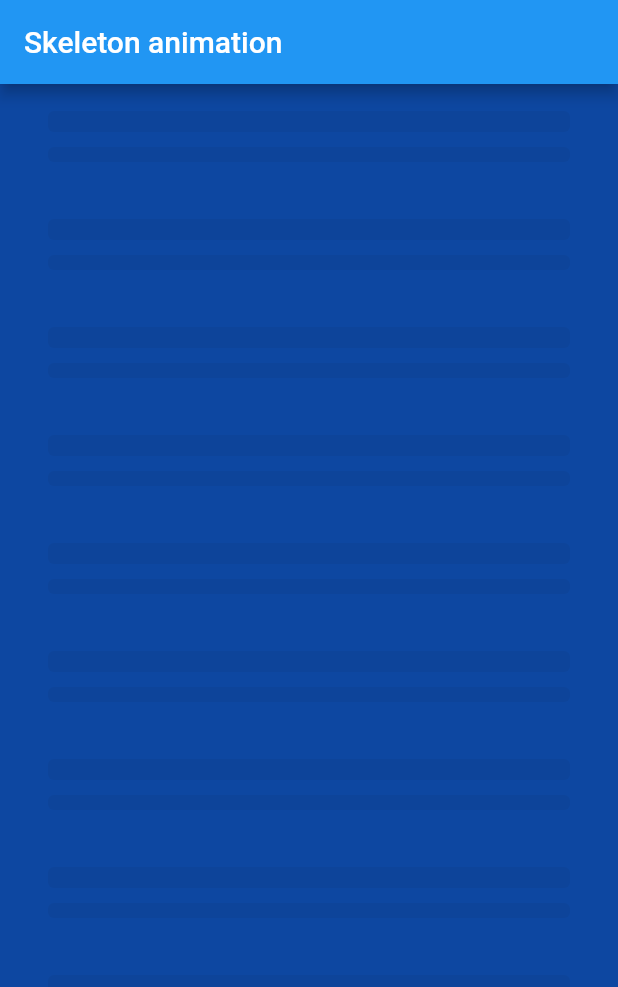
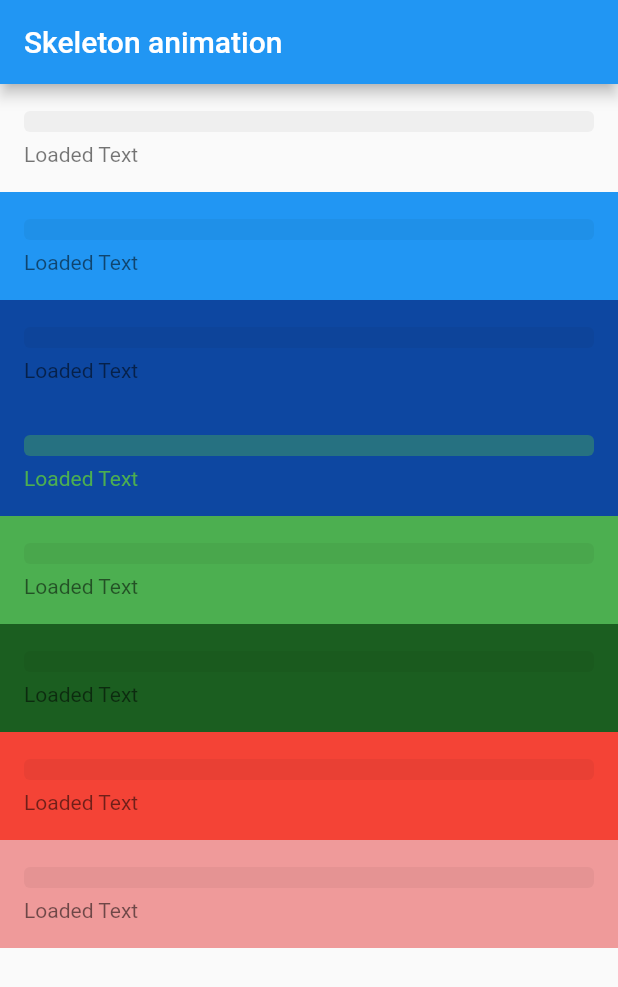
Before and after one commit to wjtje/flutter-skeleton-animation, a Flutter app: the screen it shows after launch, on a phone screen of 412 x 824 dp. Shown: the top 987 px of the screen. Run offline on Flutter 3.47's test engine with Material 2 defaults, Android fonts, the phone set to English and light mode, and no system bars.

Commit message:
Updated example

```diff
--- a/example/lib/main.dart
+++ b/example/lib/main.dart
@@ -1,5 +1,16 @@
 import 'package:flutter/material.dart';
 import 'package:skeleton_animation/skeleton_animation.dart';
+
+List tileList = [
+  [null, null],
+  [null, Colors.blue],
+  [null, Colors.blue.shade900],
+  [Colors.green, Colors.blue.shade900],
+  [null, Colors.green],
+  [null, Colors.green.shade900],
+  [null, Colors.red],
+  [null, Colors.red.shade200]
+];
 
 void main() {
   runApp(MyApp());
@@ -14,26 +25,26 @@ class MyApp extends StatelessWidget {
           title: Text('Skeleton animation'),
         ),
         body: Container(
-            padding: EdgeInsets.symmetric(horizontal: 16.0),
-            color: Colors.blue.shade900,
             child: CustomScrollView(
               slivers: [
                 SliverList(
                   delegate: SliverChildBuilderDelegate(
                       (context, i) => ListTile(
+                            contentPadding: EdgeInsets.symmetric(horizontal: 16.0),
+                            tileColor: tileList[i][1],
                             title: Skeleton(
                               style: SkeletonStyle.text,
-                              parentBackgroundColor: Colors.blue.shade900,
+                              textColor: tileList[i][0],
+                              parentBackgroundColor: tileList[i][1],
                               height: 14.0,
                             ),
-                            subtitle: Skeleton(
-                              style: SkeletonStyle.text,
-                              parentBackgroundColor: Colors.blue.shade900,
-                              height: 10.0,
+                            subtitle: Text(
+                              'Loaded Text',
+                              style: TextStyle(color: tileList[i][0]),
                             ),
                             onTap: () {},
                           ),
-                      childCount: 20),
+                      childCount: tileList.length),
                 )
               ],
             )),
--- a/lib/skeleton_animation.dart
+++ b/lib/skeleton_animation.dart
@@ -15,10 +15,7 @@ enum SkeletonAnimation {
   none,
 
   /// Simple fadeing animation
-  pulse,
-
-  /// Wave animation (Work in progress)
-  wave
+  pulse
 }
 
 /// Different styles of the skeleton
@@ -40,11 +37,8 @@ enum SkeletonStyle {
 /// If you want it to look like text you can use [width] of 200,
 /// a [height] of 12 and a [radius] of Radius.circular(6)
 class Skeleton extends StatefulWidget {
-  /// The background color for the skeleton
-  final Color baseColor;
-
-  /// The hightlight color for the skeleton
-  final Color hightlightColor;
+  /// The text color
+  final Color textColor;
 
   /// The background color of the parrent
   ///
@@ -72,8 +66,7 @@ class Skeleton extends StatefulWidget {
   Skeleton(
       {
       // Use default colors
-      this.baseColor,
-      this.hightlightColor = const Color(0xFFF4F4F4),
+      this.textColor,
       this.parentBackgroundColor,
       // Use default size
       this.width = 200.0,
@@ -115,23 +108,6 @@ class _SkeletonState extends State<Skeleton>
 
       // Start the animation
       _controller.forward();
-    } else if (widget.animation == SkeletonAnimation.wave) {
-      // Create the wave animation
-      // TODO: Need to improve this animation
-      _controller = AnimationController(
-        vsync: this,
-        duration: Duration(milliseconds: 1500),
-      )..addStatusListener((AnimationStatus status) {
-          if (status != AnimationStatus.completed) {
-            return;
-          }
-
-          // Restart the animation when done
-          _controller.repeat();
-        });
-
-      // Start the animation
-      _controller.forward();
     } else {
       // Create a dummy animation
       _controller = AnimationController(
@@ -149,13 +125,15 @@ class _SkeletonState extends State<Skeleton>
     Color _parrentBackground = widget.parentBackgroundColor ??
         Theme.of(context).scaffoldBackgroundColor;
     // Generate the correct color
-    Color _baseColor = widget.baseColor ??
-        Color.alphaBlend(
-            _themeTextColor.withOpacity(_themeOpacity), _parrentBackground);
+    Color _baseColor = Color.alphaBlend(
+        // Use the correct color
+        widget.textColor ?? _themeTextColor.withOpacity(_themeOpacity),
+        _parrentBackground);
 
     return AnimatedBuilder(
       animation: _controller,
       builder: (context, child) => Container(
+        // Get the correct with and height
         width: widget.width,
         height: (widget.style == SkeletonStyle.circle)
             ? widget.width
@@ -170,28 +148,10 @@ class _SkeletonState extends State<Skeleton>
               : (widget.style == SkeletonStyle.text)
                   ? BorderRadius.all(Radius.circular(4))
                   : BorderRadius.all(Radius.circular(widget.width / 2)),
-          // Import the correct animation
+          // Load the correct animation
           color: (widget.animation == SkeletonAnimation.pulse)
               ? _baseColor.withOpacity(_controller.value) // Pulse
               : _baseColor, // None
-          gradient: (widget.animation == SkeletonAnimation.wave)
-              ? LinearGradient(
-                  // Wave
-                  begin: Alignment.topLeft,
-                  end: Alignment.bottomRight,
-                  colors: [
-                    _baseColor,
-                    widget.hightlightColor,
-                    _baseColor,
-                  ],
-                  stops: [
-                    // Animate using the controller value (0 - 1)
-                    _generateValue(percentage: _controller.value, value: 0.35),
-                    _generateValue(percentage: _controller.value, value: 0.5),
-                    _generateValue(percentage: _controller.value, value: 0.65),
-                  ],
-                )
-              : null,
         ),
       ),
     );
@@ -202,17 +162,4 @@ class _SkeletonState extends State<Skeleton>
     _controller.dispose();
     super.dispose();
   }
-
-  /// Generate the value for the loading animation
-  double _generateValue({percentage: double, value: double}) {
-    double tmp = (percentage * 1.3) - 0.65 + value;
-
-    if (tmp < 0) {
-      return 0;
-    } else if (tmp > 1) {
-      return 1;
-    } else {
-      return tmp;
-    }
-  }
 }
```
Also changed, not shown: example/pubspec.lock, 2 other files.
